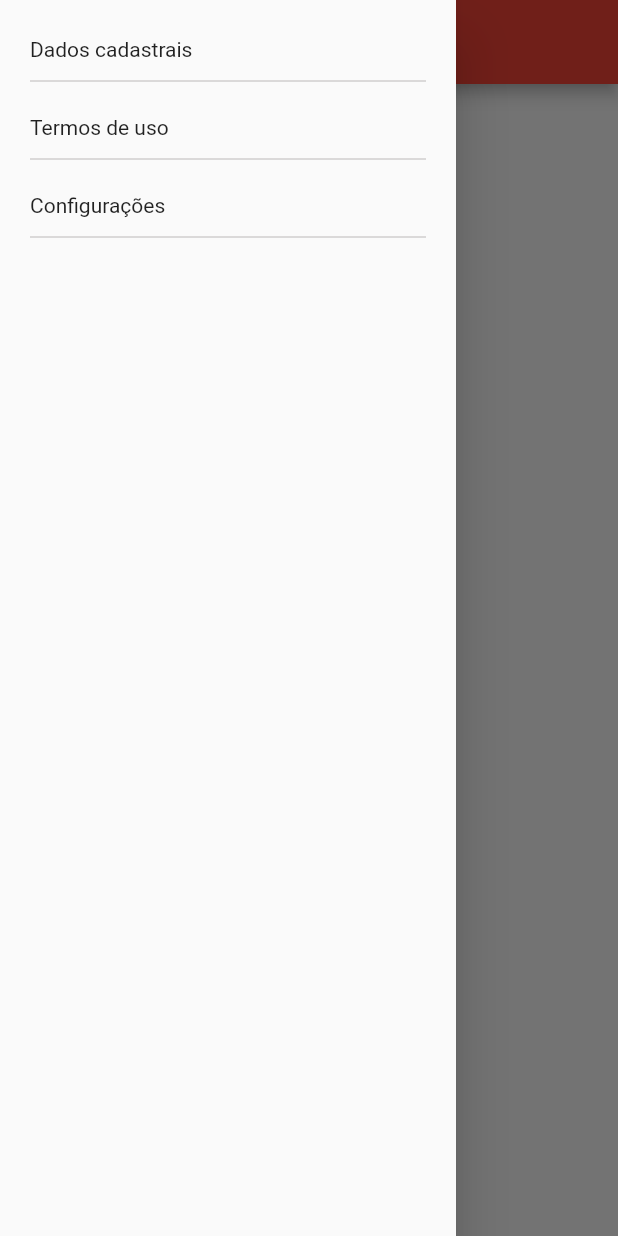
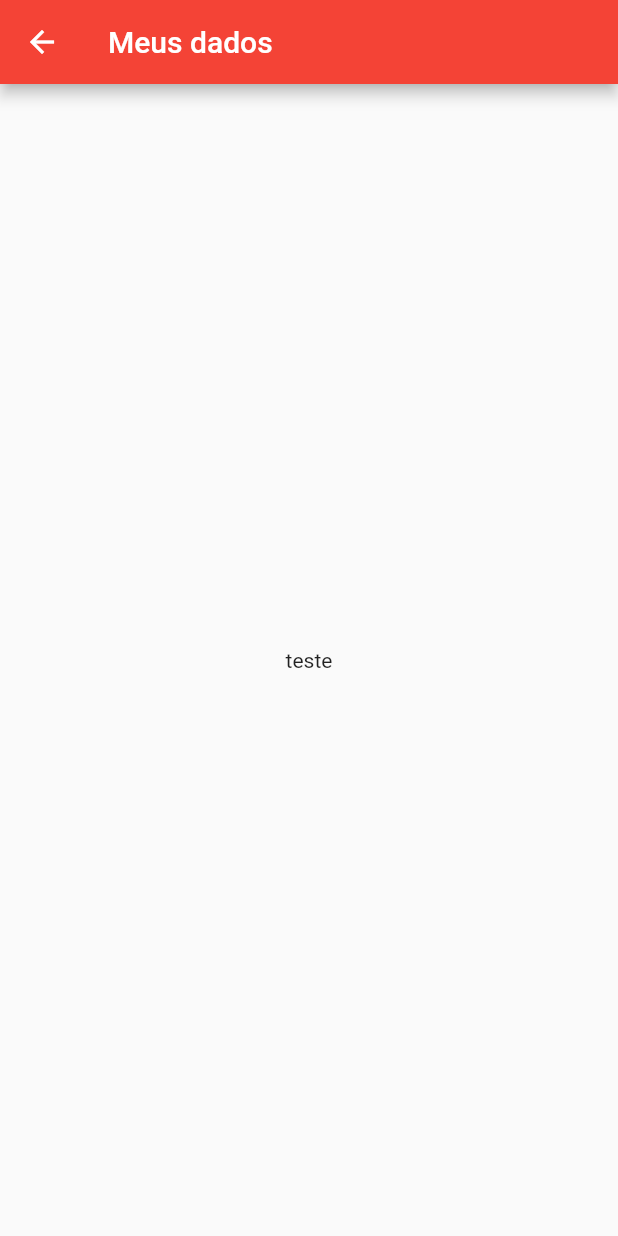
Before and after one commit to eduardoandd/trilhaap, a Flutter app: the MainPage screen opened directly, in the side drawer, after a tap on "Dados cadastrais", on a phone screen of 412 x 824 dp. Run offline on Flutter 3.47's test engine with Material 2 defaults, Android fonts, the phone set to English and light mode, and no system bars; our stand-ins replace google_fonts; network calls fail.

Commit message:
criando dados_cadastrais e passando parametros a seu construtor

```diff
--- /dev/null
+++ b/lib/pages/dados_cadastrais.dart
@@ -0,0 +1,15 @@
+import 'package:flutter/material.dart';
+import 'package:flutter/src/foundation/key.dart';
+import 'package:flutter/src/widgets/framework.dart';
+
+class DadosCadastraisPage extends StatelessWidget {
+  final String texto;
+  const DadosCadastraisPage({Key? key, required this.texto}) : super(key: key);
+
+  @override
+  Widget build(BuildContext context) {
+
+    return Scaffold(appBar: AppBar(title: Text(texto),),body: Center(child: Text("teste")),);
+
+  }
+}
--- a/lib/pages/main_page.dart
+++ b/lib/pages/main_page.dart
@@ -3,6 +3,8 @@
 
 import 'package:flutter/material.dart';
 import 'package:flutter/src/widgets/framework.dart';
+
+import 'dados_cadastrais.dart';
 
 class MainPage extends StatefulWidget {
   const MainPage({Key? key}) : super(key: key);
@@ -29,7 +31,12 @@ class _MainPageState extends State<MainPage> {
                     padding:  EdgeInsets.symmetric(vertical: 5),
                     width: double.infinity,
                     child: Text("Dados cadastrais"))
-                  ,onTap: () {},),
+                  ,onTap: () {
+                    Navigator.pop(context);
+                    Navigator.push(context, MaterialPageRoute(builder: (context) => const DadosCadastraisPage(
+                      texto: "Meus dados"
+                    )));
+                  },),
                 Divider(color: Color.fromARGB(255, 187, 184, 184),),
 
                 SizedBox(height: 10,),
@@ -51,6 +58,8 @@ class _MainPageState extends State<MainPage> {
                     child: Text("Configurações"))
                   ,onTap: () {},),
                 Divider(color: Color.fromARGB(255, 187, 184, 184),),
+
+
               ],
             ),
           ),
--- a/lib/pages/my_app.dart
+++ b/lib/pages/my_app.dart
@@ -20,7 +20,7 @@ class MyApp extends StatelessWidget {
         primarySwatch: Colors.red,
         textTheme: GoogleFonts.robotoTextTheme(),
       ),
-      home: const teacher.LoginPage(),
+      home: const login.LoginPage(),
     );
   }
 }
```
